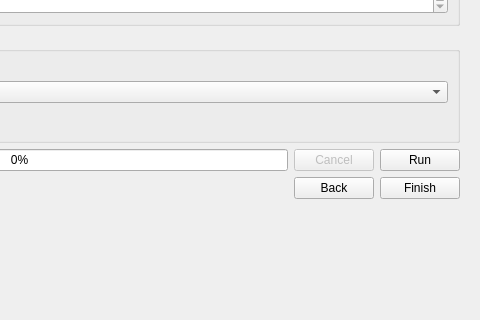
Qt form eis_qgis_plugin/resources/ui/mineral_proxies/proxy_workflow4_interpolation_anomaly.ui (GispoCoding/eis_qgis_plugin) before a commit; both pictures show x 269 to 749 and y 273 to 593 of the 749 by 817 pixel window.
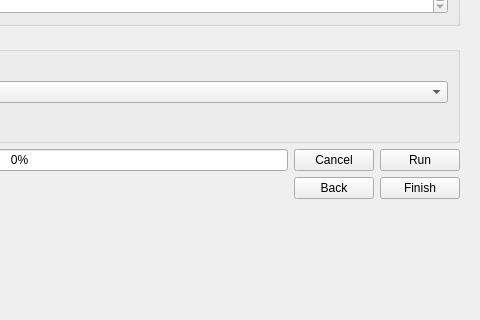
The same form after that commit. The open tabs and pages were chosen to show the change. Custom widgets are drawn as their Qt base class.

Diff of the .ui file:
```diff
--- a/eis_qgis_plugin/resources/ui/mineral_proxies/proxy_workflow4_interpolation_anomaly.ui
+++ b/eis_qgis_plugin/resources/ui/mineral_proxies/proxy_workflow4_interpolation_anomaly.ui
@@ -798,7 +798,7 @@
          <item>
           <widget class="QPushButton" name="anomaly_cancel_btn">
            <property name="enabled">
-            <bool>false</bool>
+            <bool>true</bool>
            </property>
            <property name="text">
             <string>Cancel</string>
```
Left out of the diff: 4 changed lines with no effect on the pictures.
